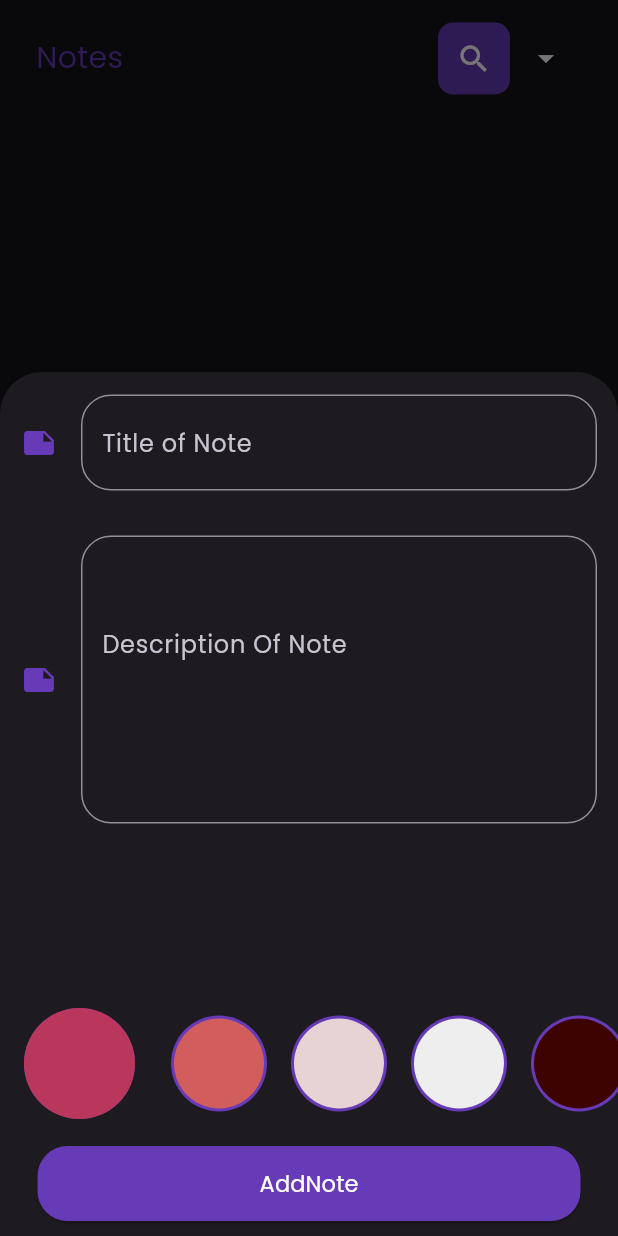
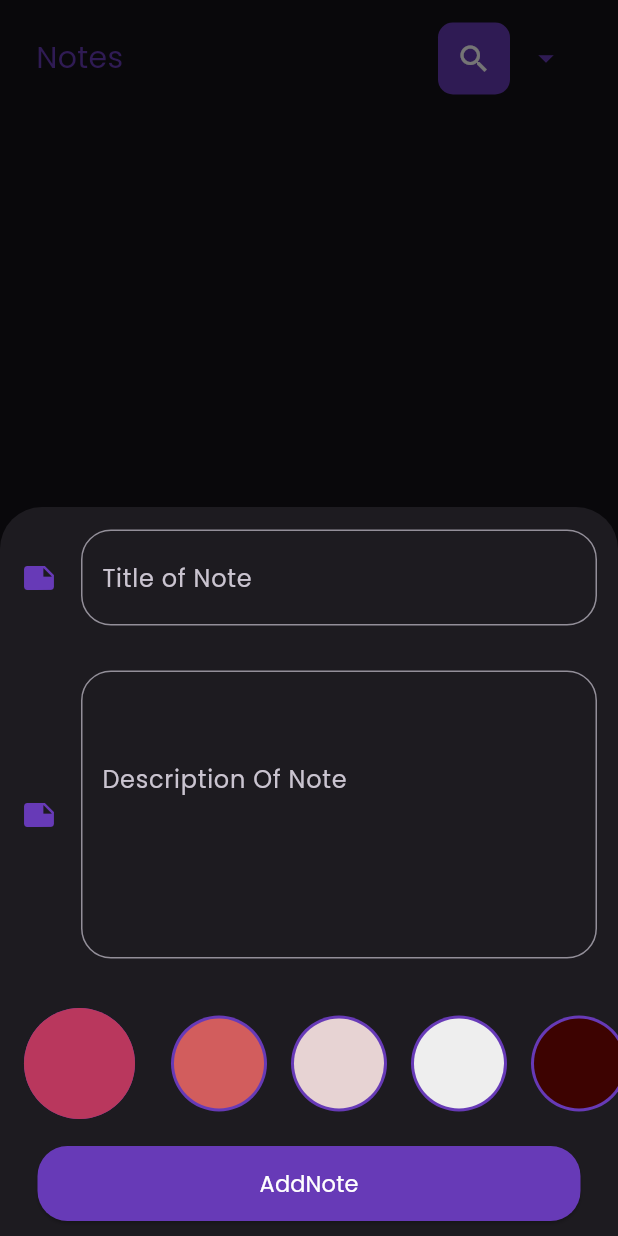
Before and after one commit to MohamedAbdelkawy77/NoteApp, a Flutter app: the Noteviewbody screen opened directly, after a tap on the "add" icon, on a phone screen of 412 x 824 dp. Run offline on Flutter 3.47's test engine with Material 3 defaults, Android fonts, the light colour scheme and no system bars; our stand-ins replace bloc, flutter_animate, flutter_bloc, hive, hive_flutter, shared_preferences and 1 more; accounts and stored records are empty.

Commit message:
Finish App

```diff
--- a/lib/CustomWidgets/CustomAddNote.dart
+++ b/lib/CustomWidgets/CustomAddNote.dart
@@ -19,12 +19,14 @@ class _CustomaddnoteState extends State<Customaddnote> {
   GlobalKey<FormState> formkey = GlobalKey();
   AutovalidateMode autovalidateMode = AutovalidateMode.disabled;
   String? Title, DescText;
-
+  TextEditingController controller1 = TextEditingController();
+  TextEditingController controller2 = TextEditingController();
   @override
   Widget build(BuildContext context) {
     return Padding(
-      padding:
-          EdgeInsets.only(bottom: MediaQuery.of(context).viewInsets.bottom),
+      padding: EdgeInsets.only(
+          bottom: MediaQuery.of(context).viewInsets.bottom,
+          top: MediaQuery.of(context).viewInsets.top),
       child: BlocProvider(
         create: (context) => AddNoteCubit(),
         child: Form(
@@ -47,7 +49,7 @@ class _CustomaddnoteState extends State<Customaddnote> {
                   child: Column(
                     children: [
                       TextCustomField(
-                        controller: TextEditingController(),
+                        controller: controller1,
                         Onchange: (p) {},
                         Str: "Title of Note",
                         OnSaved: (value) {
@@ -57,7 +59,7 @@ class _CustomaddnoteState extends State<Customaddnote> {
                         maxLines: 1,
                       ),
                       TextCustomField(
-                        controller: TextEditingController(),
+                        controller: controller2,
                         Onchange: (value) {},
                         Str: "Description Of Note",
                         OnSaved: (value) {
@@ -67,7 +69,7 @@ class _CustomaddnoteState extends State<Customaddnote> {
                         maxLines: 3,
                       ),
                       SizedBox(
-                        height: 100,
+                        height: 10,
                       ),
                       Container(
                           width: MediaQuery.of(context).size.width,
--- a/lib/CustomWidgets/CustomRegisterPage.dart
+++ b/lib/CustomWidgets/CustomRegisterPage.dart
@@ -9,10 +9,11 @@ class Customregisterpage extends StatefulWidget {
       {super.key,
       required this.Str,
       required this.Onchange,
-      required this.textInputType});
+      required this.textInputType,required this.iconData});
   String Str;
   dynamic Function(dynamic) Onchange;
   TextInputType textInputType;
+  IconData iconData;
   @override
   State<Customregisterpage> createState() => _TextCustomFieldState();
 }
@@ -38,7 +39,7 @@ class _TextCustomFieldState extends State<Customregisterpage> {
                     fillColor: Themecolor,
                     focusColor: Themecolor,
                     icon: Icon(
-                      Icons.production_quantity_limits_sharp,
+                      widget.iconData,
                       color: Themecolor,
                     ),
                     hintText: widget.Str,
--- a/lib/CustomWidgets/ListViewNote.dart
+++ b/lib/CustomWidgets/ListViewNote.dart
@@ -1,7 +1,6 @@
 import 'package:flutter/material.dart';
 import 'package:flutter_bloc/flutter_bloc.dart';
 import 'package:noteapp/CustomWidgets/CustomNoteItem.dart';
-import 'package:noteapp/Models/Constants.dart';
 import 'package:noteapp/Models/NoteModel.dart';
 import 'package:noteapp/cubit/cubit/notes_cubit_cubit.dart';
 
--- a/lib/Models/Constants.dart
+++ b/lib/Models/Constants.dart
@@ -20,3 +20,5 @@ List<Color> colors = const [
   Color(0xFF4E6688),
   Color(0xFF332D56),
 ];
+
+bool? Onboardingwork;
--- a/lib/Test.dart
+++ b/lib/Test.dart
@@ -17,6 +17,7 @@ class MyApp extends StatelessWidget {
         primarySwatch: Colors.blue,
         useMaterial3: true,
       ),
+
       home: HomePage(),
     );
   }
--- a/lib/main.dart
+++ b/lib/main.dart
@@ -9,12 +9,12 @@ import 'package:noteapp/views/SettingView.dart';
 import 'package:noteapp/views/Splash_Screen.dart';
 import 'package:hive_flutter/hive_flutter.dart';
 
+
 void main() async {
   await Hive.initFlutter();
   Bloc.observer = SimpleBlocObserver();
   Hive.registerAdapter(NoteModelAdapter());
   await Hive.openBox<NoteModel>(BoxNote);
-
   runApp(NoteApp());
 }
 
--- a/lib/views/EditVeiw.dart
+++ b/lib/views/EditVeiw.dart
@@ -32,7 +32,8 @@ class _EditveiwState extends State<Editveiw> {
   @override
   Widget build(BuildContext context) {
     return Scaffold(
-      body: Column(
+      body: SingleChildScrollView(
+        child: Column(
           children: [
             SizedBox(
               height: 20,
@@ -76,6 +77,7 @@ class _EditveiwState extends State<Editveiw> {
                 child: ListViewColor()),
           ],
         ),
+      ),
     );
   }
 }
--- a/lib/views/NoteViewbody.dart
+++ b/lib/views/NoteViewbody.dart
@@ -5,6 +5,7 @@ import 'package:noteapp/CustomWidgets/CustomAppBar.dart';
 import 'package:noteapp/CustomWidgets/ListViewNote.dart';
 import 'package:noteapp/Models/Constants.dart';
 import 'package:noteapp/cubit/cubit/notes_cubit_cubit.dart';
+import 'package:shared_preferences/shared_preferences.dart';
 
 class Noteviewbody extends StatefulWidget {
   const Noteviewbody({super.key});
--- a/lib/views/OnboardingScreen.dart
+++ b/lib/views/OnboardingScreen.dart
@@ -1,6 +1,7 @@
 import 'package:flutter/material.dart';
 import 'package:noteapp/CustomWidgets/CustomPageView.dart';
 import 'package:noteapp/views/NoteView.dart';
+import 'package:shared_preferences/shared_preferences.dart';
 final PageController controller =
     PageController(viewportFraction: 1, keepPage: true);
 
@@ -32,7 +33,9 @@ class Onboardingscreen extends StatelessWidget {
         ImagePath: "Assets/Images/registration.png",
         TextDes: "And You GET IN App A Registration To Keep Your Notes.",
         NameButton: "GetStarted",
-        Onpreesd: () {
+        Onpreesd: () async {
+          SharedPreferences prefs = await SharedPreferences.getInstance();
+          prefs.setBool("Onboardingsee", true);
           Navigator.pushNamedAndRemoveUntil(
             context,
             Noteview.Id,
--- a/lib/views/RegistrationPage.dart
+++ b/lib/views/RegistrationPage.dart
@@ -10,7 +10,8 @@ class Registrationpage extends StatelessWidget {
   Widget build(BuildContext context) {
     return Scaffold(
       backgroundColor: const Color(0xFF452262),
-      body: Column(
+      body: SingleChildScrollView(
+        child: Column(
           mainAxisAlignment: MainAxisAlignment.spaceEvenly,
           children: [
             Image.asset(
@@ -19,10 +20,12 @@ class Registrationpage extends StatelessWidget {
               width: 400,
             ),
             Customregisterpage(
+                iconData: Icons.email,
                 Str: "Enter Your Email",
                 Onchange: (value) {},
                 textInputType: TextInputType.text),
             Customregisterpage(
+                iconData: Icons.password,
                 Str: "Enter Your PassWord!",
                 Onchange: (value) {},
                 textInputType: TextInputType.text),
@@ -30,6 +33,7 @@ class Registrationpage extends StatelessWidget {
                 onpressed: () {}, TitleOfBotton: "Register", Isloading: false),
           ],
         ),
+      ),
     );
   }
 }
--- a/pubspec.yaml
+++ b/pubspec.yaml
@@ -41,6 +41,7 @@ dependencies:
   flutter_bloc: ^9.1.1
   bloc: ^9.0.0
   modal_progress_hud_nsn: ^0.5.1
+  shared_preferences: ^2.5.3
 
 dev_dependencies:
   flutter_test:
```
Also changed, not shown: lib/CustomWidgets/CustomAppBar.dart (+12 -17 lines), lib/CustomWidgets/customCalender.dart (deleted, +0 -69 lines), lib/views/Splash_Screen.dart (+13 -2 lines), pubspec.lock, 1 other file. Lines whose indentation alone changed are shown as unchanged.
